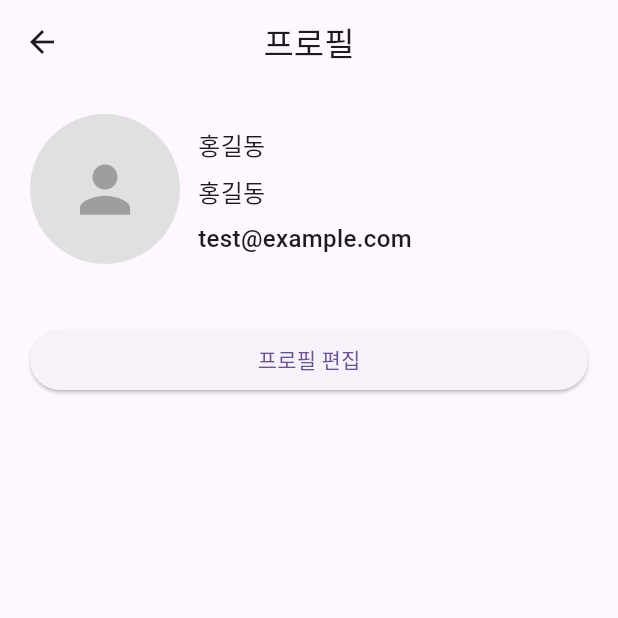
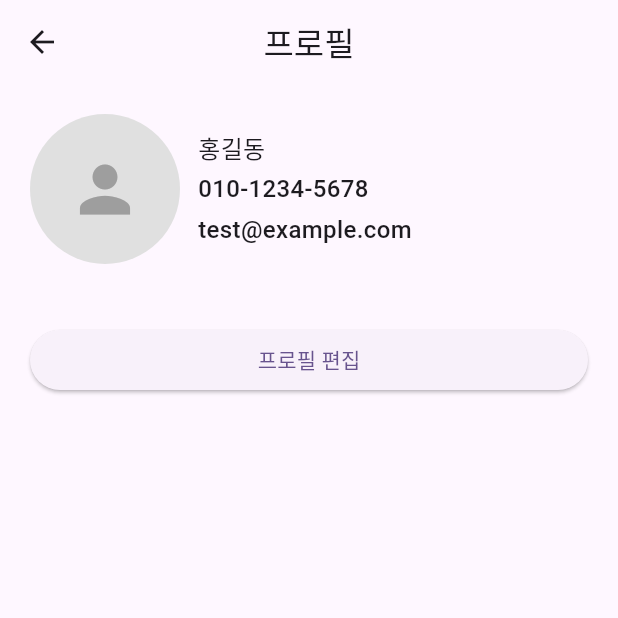
Before and after one commit to who0oami/STEP_TEAM_PROJECT, a Flutter app: the ProfileViewPage screen opened directly, on a phone screen of 412 x 824 dp, the top half of it. Run offline on Flutter 3.47's test engine with Material 3 defaults, Android fonts, the phone set to English and light mode, and no system bars; our stand-ins replace carousel_slider, get, image_picker, sqflite; accounts and stored records are empty.

Commit message:
수정해씀

```diff
--- a/step_app/lib/view/app/profile_view_page.dart
+++ b/step_app/lib/view/app/profile_view_page.dart
@@ -14,15 +14,14 @@ class ProfileViewPage extends StatefulWidget {
 }
 
 class _ProfileViewPageState extends State<ProfileViewPage> {
-  late CustomerHandler handler;
+  late DatabaseHandlerCustomer handler; // ✅ 클래스명 수정
   Customer? _customer;
   File? profileImage;
 
   @override
   void initState() {
     super.initState();
-    handler =
-        CustomerHandler(); // DB 연결 객체 (handler 내부에서 DB 열도록 구현되어 있다고 가정)
+    handler = DatabaseHandlerCustomer(); // ✅ 올바른 클래스 사용
     loadCustomer();
   }
 
@@ -47,7 +46,9 @@ class _ProfileViewPageState extends State<ProfileViewPage> {
     }
 
     // 로그인 연동 후 사용할 DB 조회
-    Customer? data = await handler.getCustomer(widget.customerId!);
+    Customer? data = await handler.getCustomerById(
+      widget.customerId!,
+    ); // ✅ 메서드명 수정
     if (data != null) {
       setState(() {
         _customer = data;
@@ -101,16 +102,14 @@ class _ProfileViewPageState extends State<ProfileViewPage> {
                       crossAxisAlignment: CrossAxisAlignment.start,
                       children: [
                         buildInfoRow(_customer!.customer_name),
-                        buildInfoRow(_customer!.customer_name),
+                        buildInfoRow(
+                          _customer!.customer_phone,
+                        ), // ✅ 중복된 name → phone
                         buildInfoRow(_customer!.customer_email),
                       ],
                     ),
                   ],
                 ),
-
-                // ----------------------------------------
-                // 프로필 정보 텍스트 영역
-                // ----------------------------------------
               ],
             ),
 
@@ -162,22 +161,9 @@ class _ProfileViewPageState extends State<ProfileViewPage> {
   Widget buildInfoRow(String value) {
     return Container(
       padding: EdgeInsets.symmetric(vertical: 2),
-      decoration: BoxDecoration(border: Border()),
-      child: Column(
-        crossAxisAlignment: CrossAxisAlignment.start,
-        children: [
-          // 제목
-          //
-          SizedBox(height: 4),
-          // 값
-          Text(
-            value,
-            style: TextStyle(
-              fontSize: 16,
-              fontWeight: FontWeight.w500,
-            ),
-          ),
-        ],
+      child: Text(
+        value,
+        style: TextStyle(fontSize: 16, fontWeight: FontWeight.w500),
       ),
     );
   }
```
